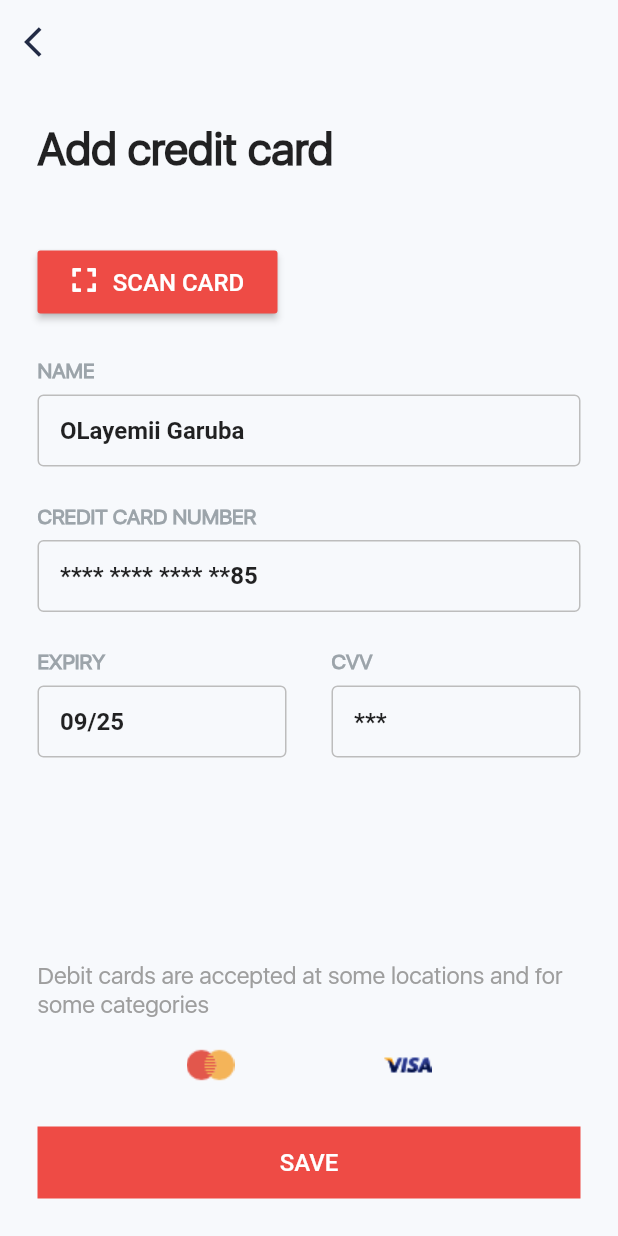
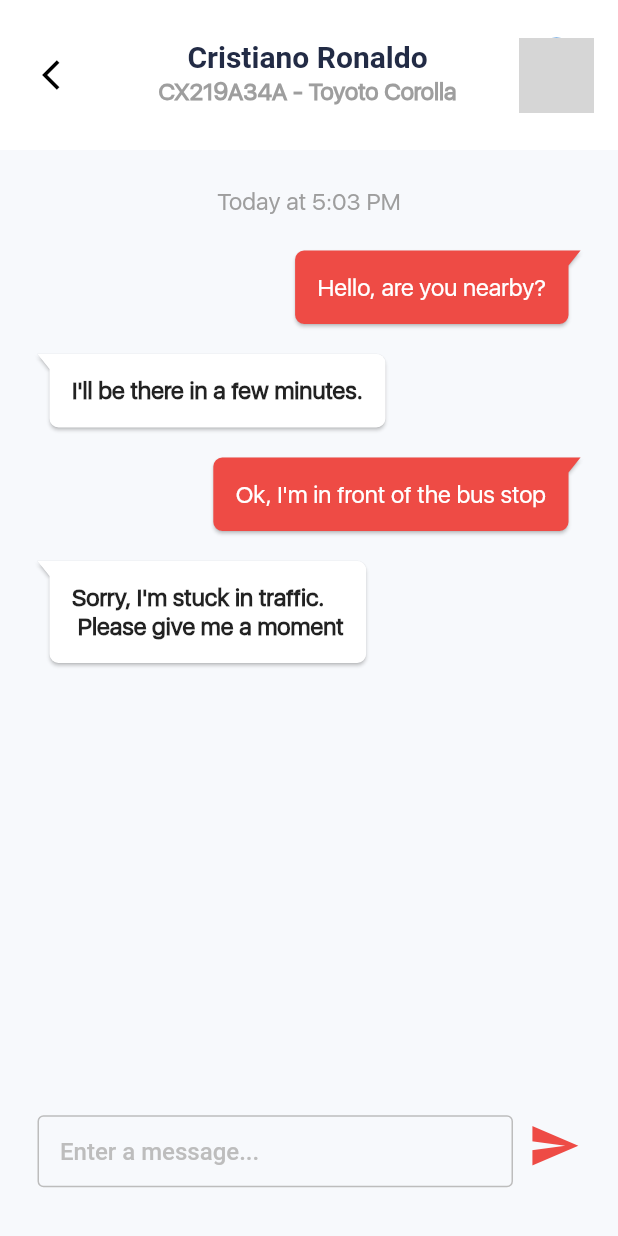
Before and after one commit to olayemii/uberr-ui, a Flutter app: the screen it shows after launch, on a phone screen of 412 x 824 dp. Run offline on Flutter 3.47's test engine with Material 2 defaults, Android fonts, the phone set to English and light mode, and no system bars; drawn by our look-alikes of bubble; our stand-ins replace font_awesome_flutter, google_maps_flutter; missing offline and left inert: iso_countries; network calls fail; project files that could hold a hidden picture were left out; grey boxes are pictures that could not be loaded.

Commit message:
Fix: so far

```diff
--- a/lib/main.dart
+++ b/lib/main.dart
@@ -12,7 +12,7 @@ void main() {
         debugShowCheckedModeBanner: false,
         onGenerateRoute: onGenerateRoute,
         theme: ThemeScheme.light(),
-        initialRoute: AddCardRoute,
+        initialRoute: ChatRiderRoute,
       ),
     ),
   );
--- a/lib/router.dart
+++ b/lib/router.dart
@@ -1,6 +1,7 @@
 import 'package:flutter/cupertino.dart';
 import 'package:flutter/material.dart';
 import 'package:uberr/screens/add_card.dart';
+import 'package:uberr/screens/chat_rider.dart';
 import 'package:uberr/screens/country_select.dart';
 import 'package:uberr/screens/destination_view.dart';
 import 'package:uberr/screens/home.dart';
@@ -29,6 +30,7 @@ const String UnAuthenticatedPageRoute = "unauth";
 const String ProfileRoute = "profile";
 const String PaymentRoute = "payment";
 const String AddCardRoute = "addCard";
+const String ChatRiderRoute = "chatRider";
 // Router
 Route<dynamic> onGenerateRoute(RouteSettings settings) {
   switch (settings.name) {
@@ -64,6 +66,8 @@ Route<dynamic> onGenerateRoute(RouteSettings settings) {
       return MaterialPageRoute(builder: (BuildContext context) => Payment());
     case AddCardRoute:
       return MaterialPageRoute(builder: (BuildContext context) => AddCard());
+    case ChatRiderRoute:
+      return MaterialPageRoute(builder: (BuildContext context) => ChatRider());
     default:
       return MaterialPageRoute(
           builder: (BuildContext context) => WalkThrough());
--- /dev/null
+++ b/lib/screens/chat_rider.dart
@@ -0,0 +1,164 @@
+import 'package:bubble/bubble.dart';
+import 'package:flutter/material.dart';
+import 'package:uberr/styles/colors.dart';
+import 'package:uberr/widgets/custom_text_form_field.dart';
+
+class ChatRider extends StatelessWidget {
+  @override
+  Widget build(BuildContext context) {
+    final ThemeData _theme = Theme.of(context);
+    BubbleStyle styleSomebody = BubbleStyle(
+      nip: BubbleNip.leftTop,
+      color: Colors.white,
+      padding: BubbleEdges.all(15.0),
+      margin: BubbleEdges.only(top: 8.0, bottom: 12.0, right: 50.0),
+      alignment: Alignment.topLeft,
+    );
+    BubbleStyle styleMe = BubbleStyle(
+      nip: BubbleNip.rightTop,
+      color: _theme.primaryColor,
+      padding: BubbleEdges.all(15.0),
+      margin: BubbleEdges.only(top: 8.0, bottom: 12.0, left: 50.0),
+      alignment: Alignment.topRight,
+    );
+
+    return Scaffold(
+      resizeToAvoidBottomPadding: false,
+      body: SafeArea(
+        child: Column(
+          children: <Widget>[
+            Container(
+              alignment: Alignment.center,
+              height: 100.0,
+              decoration: BoxDecoration(
+                color: Colors.white,
+              ),
+              child: ListTile(
+                leading: IconButton(
+                  icon: Icon(
+                    Icons.arrow_back_ios,
+                    color: Colors.black,
+                  ),
+                  onPressed: () {
+                    if (Navigator.of(context).canPop()) {
+                      Navigator.of(context).pop();
+                    }
+                  },
+                ),
+                title: Container(
+                  padding: EdgeInsets.only(
+                    bottom: 2.0,
+                  ),
+                  child: Text(
+                    "Cristiano Ronaldo",
+                    textAlign: TextAlign.center,
+                    style: TextStyle(
+                      color: dbasicDarkColor,
+                      fontSize: 20.0,
+                      fontWeight: FontWeight.w700,
+                    ),
+                  ),
+                ),
+                subtitle: Text(
+                  "CX219A34A - Toyoto Corolla",
+                  textAlign: TextAlign.center,
+                  style: TextStyle(
+                    color: Colors.grey,
+                    fontWeight: FontWeight.w600,
+                    fontSize: 16.0,
+                  ),
+                ),
+                trailing: CircleAvatar(
+                  radius: 25.0,
+                  backgroundImage: NetworkImage(
+                      "https://pbs.twimg.com/profile_images/1214214436283568128/KyumFmOO.jpg"),
+                ),
+              ),
+            ),
+            Expanded(
+              child: Container(
+                padding: EdgeInsets.all(
+                  25.0,
+                ),
+                child: Column(
+                  children: <Widget>[
+                    Text(
+                      "Today at 5:03 PM",
+                      style: TextStyle(
+                        color: Colors.grey,
+                      ),
+                    ),
+                    SizedBox(
+                      height: 15.0,
+                    ),
+                    Bubble(
+                      style: styleMe,
+                      child: Text(
+                        "Hello, are you nearby?",
+                        style: TextStyle(
+                          color: Colors.white,
+                        ),
+                      ),
+                    ),
+                    Bubble(
+                      style: styleSomebody,
+                      child: Text(
+                        "I'll be there in a few minutes.",
+                        style: TextStyle(
+                          fontWeight: FontWeight.w600,
+                        ),
+                      ),
+                    ),
+                    Bubble(
+                      style: styleMe,
+                      child: Text(
+                        "Ok, I'm in front of the bus stop",
+                        style: TextStyle(
+                          color: Colors.white,
+                        ),
+                      ),
+                    ),
+                    Bubble(
+                      style: styleSomebody,
+                      child: Text(
+                        "Sorry, I'm stuck in traffic. \n Please give me a moment",
+                        style: TextStyle(
+                          fontWeight: FontWeight.w600,
+                        ),
+                      ),
+                    )
+                  ],
+                ),
+              ),
+            ),
+            Container(
+              height: 120.0,
+              padding: EdgeInsets.symmetric(
+                horizontal: 25.0,
+              ),
+              child: Row(
+                crossAxisAlignment: CrossAxisAlignment.center,
+                children: <Widget>[
+                  Expanded(
+                    child: CustomTextFormField(
+                      hintText: "Enter a message...",
+                      showLabel: false,
+                    ),
+                  ),
+                  SizedBox(
+                    width: 10.0,
+                  ),
+                  Icon(
+                    Icons.send,
+                    color: _theme.primaryColor,
+                    size: 35.0,
+                  )
+                ],
+              ),
+            )
+          ],
+        ),
+      ),
+    );
+  }
+}
--- a/lib/widgets/custom_text_form_field.dart
+++ b/lib/widgets/custom_text_form_field.dart
@@ -5,11 +5,13 @@ class CustomTextFormField extends StatelessWidget {
   final double verticalPadding;
   final String value;
   final Icon suffixIcon;
+  final bool showLabel;
   CustomTextFormField(
       {@required this.hintText,
       this.verticalPadding,
       this.value,
-      this.suffixIcon});
+      this.suffixIcon,
+      this.showLabel = true});
 
   @override
   Widget build(BuildContext context) {
@@ -17,14 +19,16 @@ class CustomTextFormField extends StatelessWidget {
       child: Column(
         crossAxisAlignment: CrossAxisAlignment.stretch,
         children: <Widget>[
-          Text(
+          showLabel
+              ? Text(
                   hintText.toUpperCase(),
                   style: TextStyle(
                     fontWeight: FontWeight.w700,
                     fontSize: 14.0,
                     color: Color(0xFF9CA4AA),
                   ),
-          ),
+                )
+              : SizedBox(),
           SizedBox(
             height: 7.0,
           ),
--- a/pubspec.yaml
+++ b/pubspec.yaml
@@ -27,6 +27,7 @@ dependencies:
   iso_countries: ^1.0.3
   google_maps_flutter: ^0.5.11
   font_awesome_flutter: ^8.5.0
+  bubble: ^1.1.9+1
 
 dev_dependencies:
   flutter_test:
```
Also changed, not shown: pubspec.lock. Lines whose indentation alone changed are shown as unchanged.
